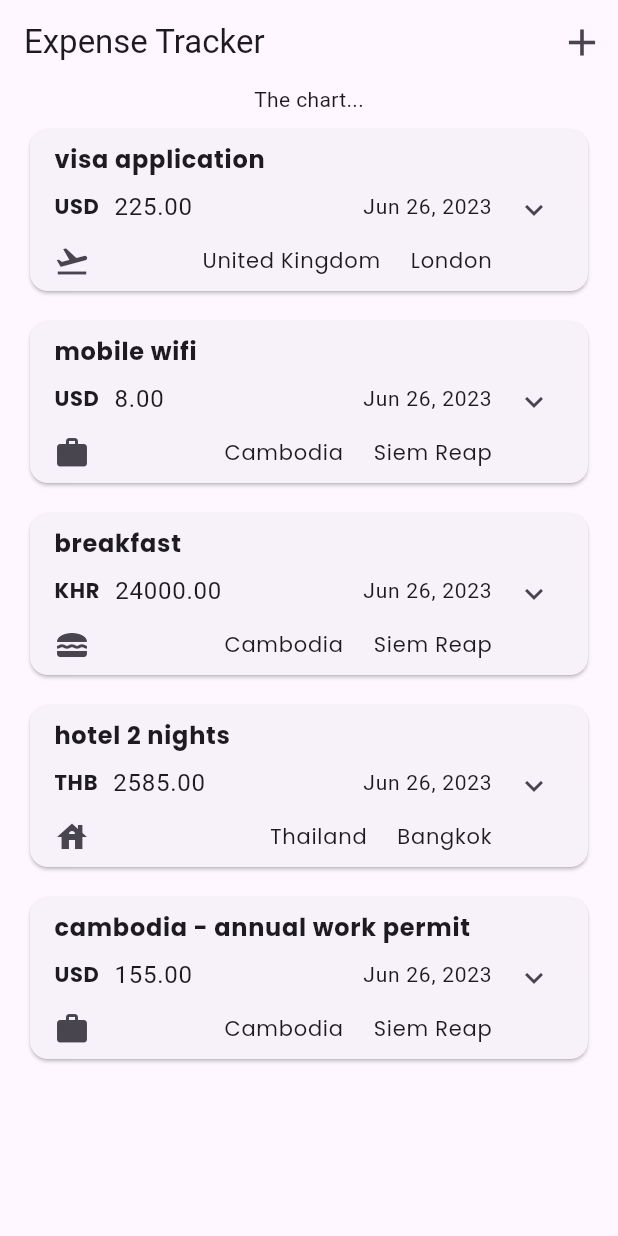
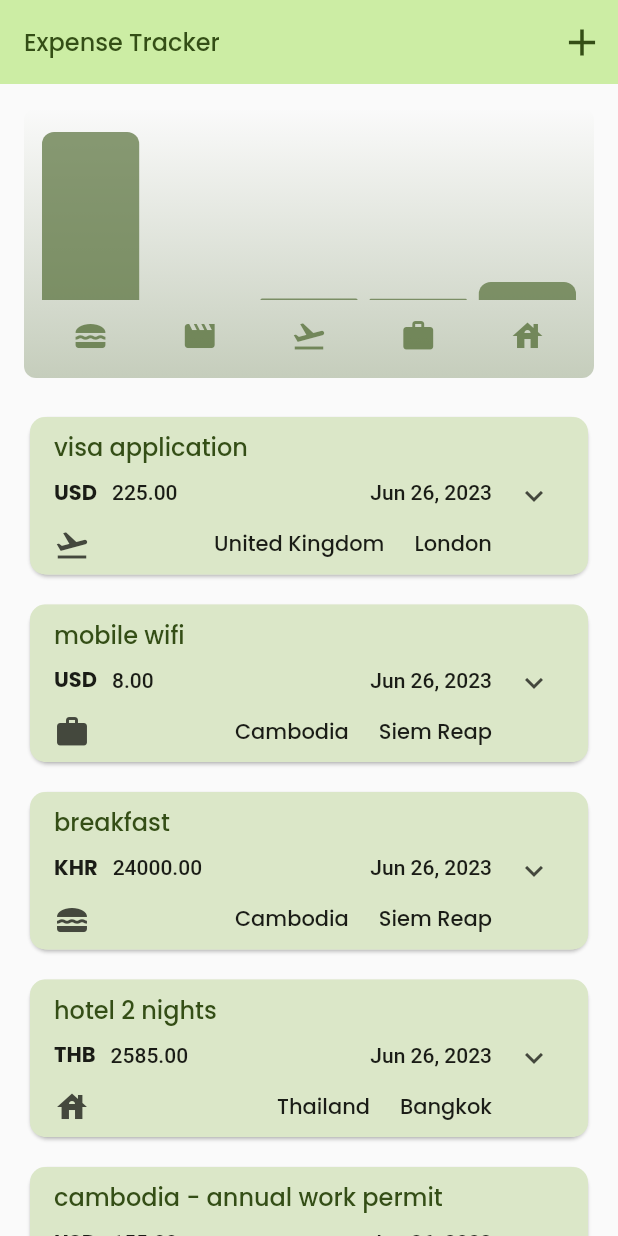
Before and after one commit to carlstep/expense_tracker_2, a Flutter app: the screen it shows after launch, on a phone screen of 412 x 824 dp. Run offline on Flutter 3.47's test engine with Material 2 defaults, Android fonts, the light colour scheme and no system bars; our stand-ins replace google_fonts.

Commit message:
created charts

```diff
--- a/lib/main.dart
+++ b/lib/main.dart
@@ -1,5 +1,15 @@
 import 'package:flutter/material.dart';
 import 'package:expense_tracker_2/widgets/expenses.dart';
+import 'package:google_fonts/google_fonts.dart';
+
+var kColorScheme = ColorScheme.fromSeed(
+  seedColor: const Color.fromARGB(199, 147, 191, 98),
+);
+
+var kDarkColorScheme = ColorScheme.fromSeed(
+  brightness: Brightness.dark,
+  seedColor: const Color.fromARGB(255, 8, 50, 9),
+);
 
 void main() {
   runApp(const MainApp());
@@ -11,7 +21,49 @@ class MainApp extends StatelessWidget {
   @override
   Widget build(BuildContext context) {
     return MaterialApp(
-      theme: ThemeData(useMaterial3: true),
+      darkTheme: ThemeData.dark().copyWith(
+        useMaterial3: true,
+        colorScheme: kDarkColorScheme,
+        cardTheme: const CardTheme().copyWith(
+          margin: const EdgeInsets.symmetric(horizontal: 6, vertical: 8),
+        ),
+        expansionTileTheme: const ExpansionTileThemeData().copyWith(
+          collapsedBackgroundColor: kDarkColorScheme.secondaryContainer,
+          backgroundColor: kDarkColorScheme.primaryContainer,
+        ),
+        elevatedButtonTheme: ElevatedButtonThemeData(
+          style: ElevatedButton.styleFrom(
+            backgroundColor: kDarkColorScheme.primaryContainer,
+            foregroundColor: kDarkColorScheme.onPrimaryContainer,
+          ),
+        ),
+      ),
+      theme: ThemeData().copyWith(
+        useMaterial3: true,
+        colorScheme: kColorScheme,
+        appBarTheme: const AppBarTheme().copyWith(
+          backgroundColor: kColorScheme.primaryContainer,
+          foregroundColor: kColorScheme.onPrimaryContainer,
+        ),
+        cardTheme: const CardTheme().copyWith(
+          margin: const EdgeInsets.symmetric(horizontal: 6, vertical: 8),
+        ),
+        expansionTileTheme: const ExpansionTileThemeData().copyWith(
+          collapsedBackgroundColor: kColorScheme.secondaryContainer,
+          backgroundColor: kColorScheme.primaryContainer,
+        ),
+        elevatedButtonTheme: ElevatedButtonThemeData(
+          style: ElevatedButton.styleFrom(
+              backgroundColor: kColorScheme.primaryContainer),
+        ),
+        textTheme: ThemeData().textTheme.copyWith(
+              titleLarge: GoogleFonts.poppins(
+                fontSize: 16,
+                color: kColorScheme.onPrimaryContainer,
+              ),
+            ),
+      ),
+      themeMode: ThemeMode.system,
       home: const Expenses(),
     );
   }
--- a/lib/models/expense.dart
+++ b/lib/models/expense.dart
@@ -42,13 +42,13 @@ class Expense {
     required this.title,
     required this.date,
     required this.category,
-    required this.transactionCurrencyAmount,
+    required this.transactionAmount,
     required this.transactionCurrency,
-    required this.altOneCurrencyAmount,
+    required this.altOneAmount,
     required this.altOneCurrency,
     required this.transactionCountry,
     required this.transactionLocation,
-    required this.altTwoCurrencyAmount,
+    required this.altTwoAmount,
     required this.altTwoCurrency,
   }) : id = uuid.v4();
 
@@ -56,14 +56,13 @@ class Expense {
   final String title;
   final DateTime date;
   final Category category;
-  final double
-      transactionCurrencyAmount; // value before converting to home currency
+  final double transactionAmount; // value before converting to home currency
   final String transactionCurrency; // local or spend currency
-  final double altOneCurrencyAmount; // value after converting
+  final double altOneAmount; // value after converting
   final String altOneCurrency; // home currency
   final String transactionCountry; // country of the spend
   final String transactionLocation; // location of the spend
-  final double altTwoCurrencyAmount; // value after converting
+  final double altTwoAmount; // value after converting
   final String altTwoCurrency;
 
   String get formattedDate {
@@ -71,4 +70,29 @@ class Expense {
   }
 }
 
+class ExpenseBucket {
+  const ExpenseBucket({
+    required this.category,
+    required this.expenses,
+  });
+
+  ExpenseBucket.forCategory(List<Expense> allExpenses, this.category)
+      : expenses = allExpenses
+            .where((expense) => expense.category == category)
+            .toList();
+
+  final Category category;
+  final List<Expense> expenses;
+
+  double get totalExpenses {
+    double sum = 0;
+
+    for (final expense in expenses) {
+      sum += expense.transactionAmount;
+    }
+
+    return sum;
+  }
+}
+
 // Other fields - alternativeCurrency
--- /dev/null
+++ b/lib/widgets/chart/chart.dart
@@ -0,0 +1,96 @@
+import 'package:flutter/material.dart';
+
+import 'package:expense_tracker_2/models/expense.dart';
+import 'package:expense_tracker_2/widgets/chart/chart_bar.dart';
+
+class Chart extends StatelessWidget {
+  const Chart({super.key, required this.expenses});
+
+  final List<Expense> expenses;
+
+  List<ExpenseBucket> get buckets {
+    return [
+      ExpenseBucket.forCategory(expenses, Category.food),
+      ExpenseBucket.forCategory(expenses, Category.leisure),
+      ExpenseBucket.forCategory(expenses, Category.travel),
+      ExpenseBucket.forCategory(expenses, Category.work),
+      ExpenseBucket.forCategory(expenses, Category.accommodation),
+    ];
+  }
+
+  double get maxTotalExpense {
+    double maxTotalExpense = 0;
+
+    for (final bucket in buckets) {
+      if (bucket.totalExpenses > maxTotalExpense) {
+        maxTotalExpense = bucket.totalExpenses;
+      }
+    }
+
+    return maxTotalExpense;
+  }
+
+  @override
+  Widget build(BuildContext context) {
+    final isDarkMode =
+        MediaQuery.of(context).platformBrightness == Brightness.dark;
+    return Container(
+      margin: const EdgeInsets.all(16),
+      padding: const EdgeInsets.symmetric(
+        vertical: 16,
+        horizontal: 8,
+      ),
+      width: double.infinity,
+      height: 180,
+      decoration: BoxDecoration(
+        borderRadius: BorderRadius.circular(8),
+        gradient: LinearGradient(
+          colors: [
+            Theme.of(context).colorScheme.primary.withOpacity(0.3),
+            Theme.of(context).colorScheme.primary.withOpacity(0.0)
+          ],
+          begin: Alignment.bottomCenter,
+          end: Alignment.topCenter,
+        ),
+      ),
+      child: Column(
+        children: [
+          Expanded(
+            child: Row(
+              crossAxisAlignment: CrossAxisAlignment.end,
+              children: [
+                for (final bucket in buckets) // alternative to map()
+                  ChartBar(
+                    fill: bucket.totalExpenses == 0
+                        ? 0
+                        : bucket.totalExpenses / maxTotalExpense,
+                  )
+              ],
+            ),
+          ),
+          const SizedBox(height: 12),
+          Row(
+            children: buckets
+                .map(
+                  (bucket) => Expanded(
+                    child: Padding(
+                      padding: const EdgeInsets.symmetric(horizontal: 4),
+                      child: Icon(
+                        categoryItems[bucket.category],
+                        color: isDarkMode
+                            ? Theme.of(context).colorScheme.secondary
+                            : Theme.of(context)
+                                .colorScheme
+                                .primary
+                                .withOpacity(0.7),
+                      ),
+                    ),
+                  ),
+                )
+                .toList(),
+          )
+        ],
+      ),
+    );
+  }
+}
--- /dev/null
+++ b/lib/widgets/chart/chart_bar.dart
@@ -0,0 +1,35 @@
+import 'package:flutter/material.dart';
+
+class ChartBar extends StatelessWidget {
+  const ChartBar({
+    super.key,
+    required this.fill,
+  });
+
+  final double fill;
+
+  @override
+  Widget build(BuildContext context) {
+    final isDarkMode =
+        MediaQuery.of(context).platformBrightness == Brightness.dark;
+
+    return Expanded(
+      child: Padding(
+        padding: const EdgeInsets.symmetric(horizontal: 4),
+        child: FractionallySizedBox(
+          heightFactor: fill,
+          child: DecoratedBox(
+            decoration: BoxDecoration(
+              shape: BoxShape.rectangle,
+              borderRadius:
+                  const BorderRadius.vertical(top: Radius.circular(8)),
+              color: isDarkMode
+                  ? Theme.of(context).colorScheme.secondary
+                  : Theme.of(context).colorScheme.primary.withOpacity(0.65),
+            ),
+          ),
+        ),
+      ),
+    );
+  }
+}
--- a/lib/widgets/expenses.dart
+++ b/lib/widgets/expenses.dart
@@ -1,3 +1,4 @@
+import 'package:expense_tracker_2/widgets/chart/chart.dart';
 import 'package:expense_tracker_2/widgets/expenses_list/expenses_list.dart';
 import 'package:expense_tracker_2/models/expense.dart';
 import 'package:expense_tracker_2/widgets/new_expense.dart';
@@ -16,66 +17,66 @@ class _ExpensesState extends State<Expenses> {
       title: 'visa application',
       date: DateTime.now(),
       category: Category.travel,
-      transactionCurrencyAmount: 225.00,
+      transactionAmount: 225.00,
       transactionCurrency: 'USD',
-      altOneCurrencyAmount: 180.40,
+      altOneAmount: 180.40,
       altOneCurrency: 'GBP',
       transactionCountry: 'United Kingdom',
       transactionLocation: 'London',
       altTwoCurrency: 'EUR',
-      altTwoCurrencyAmount: 00.1,
+      altTwoAmount: 00.1,
     ),
     Expense(
       title: 'mobile wifi',
       date: DateTime.now(),
       category: Category.work,
-      transactionCurrencyAmount: 8.00,
+      transactionAmount: 8.00,
       transactionCurrency: 'USD',
-      altOneCurrencyAmount: 6.41,
+      altOneAmount: 6.41,
       altOneCurrency: 'GBP',
       transactionCountry: 'Cambodia',
       transactionLocation: 'Siem Reap',
       altTwoCurrency: 'EUR',
-      altTwoCurrencyAmount: 00.1,
+      altTwoAmount: 00.1,
     ),
     Expense(
       title: 'breakfast',
       date: DateTime.now(),
       category: Category.food,
-      transactionCurrencyAmount: 24000,
+      transactionAmount: 24000,
       transactionCurrency: 'KHR',
-      altOneCurrencyAmount: 4.68,
+      altOneAmount: 4.68,
       altOneCurrency: 'GBP',
       transactionCountry: 'Cambodia',
       transactionLocation: 'Siem Reap',
       altTwoCurrency: 'EUR',
-      altTwoCurrencyAmount: 00.1,
+      altTwoAmount: 00.1,
     ),
     Expense(
       title: 'hotel 2 nights',
       date: DateTime.now(),
       category: Category.accommodation,
-      transactionCurrencyAmount: 2585.00,
+      transactionAmount: 2585.00,
       transactionCurrency: 'THB',
-      altOneCurrencyAmount: 76,
+      altOneAmount: 76,
       altOneCurrency: 'USD',
       transactionCountry: 'Thailand',
       transactionLocation: 'Bangkok',
       altTwoCurrency: 'EUR',
-      altTwoCurrencyAmount: 00.1,
+      altTwoAmount: 00.1,
     ),
     Expense(
       title: 'cambodia - annual work permit',
       date: DateTime.now(),
       category: Category.work,
-      transactionCurrencyAmount: 155.00,
+      transactionAmount: 155.00,
       transactionCurrency: 'USD',
-      altOneCurrencyAmount: 620000,
+      altOneAmount: 620000,
       altOneCurrency: 'KHR',
       transactionCountry: 'Cambodia',
       transactionLocation: 'Siem Reap',
       altTwoCurrency: 'EUR',
-      altTwoCurrencyAmount: 00.1,
+      altTwoAmount: 00.1,
     ),
   ];
 
@@ -117,8 +118,10 @@ class _ExpensesState extends State<Expenses> {
 
   @override
   Widget build(BuildContext context) {
-    Widget mainContent = const Center(
-      child: Text('No expenses found. Start adding some!'),
+    Widget mainContent = const SingleChildScrollView(
+      child: Center(
+        child: Text('No expenses found. Start adding some!'),
+      ),
     );
 
     if (_registeredExpenses.isNotEmpty) {
@@ -144,7 +147,7 @@ class _ExpensesState extends State<Expenses> {
       body: Column(
         mainAxisAlignment: MainAxisAlignment.center,
         children: [
-          const Text('The chart...'),
+          Chart(expenses: _registeredExpenses),
           Expanded(
             child: mainContent,
           ),
--- a/lib/widgets/expenses_list/expense_item.dart
+++ b/lib/widgets/expenses_list/expense_item.dart
@@ -1,4 +1,5 @@
 // ignore_for_file: public_member_api_docs, sort_constructors_first
+import 'package:expense_tracker_2/main.dart';
 import 'package:flutter/material.dart';
 
 import 'package:expense_tracker_2/models/expense.dart';
@@ -17,7 +18,7 @@ class ExpenseItem extends StatelessWidget {
     return Card(
       margin: const EdgeInsets.symmetric(horizontal: 20, vertical: 10),
       child: ExpansionTile(
-        childrenPadding: const EdgeInsets.all(20),
+        childrenPadding: const EdgeInsets.all(25),
         shape: const RoundedRectangleBorder(
           borderRadius: BorderRadius.all(
             Radius.circular(10),
@@ -25,10 +26,10 @@ class ExpenseItem extends StatelessWidget {
         ),
         collapsedShape: const RoundedRectangleBorder(
           borderRadius: BorderRadius.all(
-            Radius.circular(20),
+            Radius.circular(10),
           ),
         ),
-        backgroundColor: const Color.fromARGB(96, 169, 195, 139),
+        // backgroundColor: kColorScheme.primaryContainer,
         title: Column(
           crossAxisAlignment: CrossAxisAlignment.start,
           children: [
@@ -36,10 +37,7 @@ class ExpenseItem extends StatelessWidget {
               children: [
                 Text(
                   expense.title,
-                  style: GoogleFonts.poppins(
-                    fontSize: 16,
-                    fontWeight: FontWeight.bold,
-                  ),
+                  style: Theme.of(context).textTheme.titleLarge,
                 ),
               ],
             ),
@@ -58,7 +56,7 @@ class ExpenseItem extends StatelessWidget {
                 const SizedBox(
                   width: 10,
                 ),
-                Text(expense.transactionCurrencyAmount.toStringAsFixed(2)),
+                Text(expense.transactionAmount.toStringAsFixed(2)),
                 const Spacer(),
                 Text(
                   expense.formattedDate,
@@ -101,7 +99,7 @@ class ExpenseItem extends StatelessWidget {
                 crossAxisAlignment: CrossAxisAlignment.start,
                 children: [
                   Text(expense.altOneCurrency),
-                  Text(expense.altOneCurrencyAmount.toStringAsFixed(2)),
+                  Text(expense.altOneAmount.toStringAsFixed(2)),
                 ],
               ),
               const SizedBox(
@@ -111,7 +109,7 @@ class ExpenseItem extends StatelessWidget {
                 crossAxisAlignment: CrossAxisAlignment.start,
                 children: [
                   Text(expense.altTwoCurrency),
-                  Text(expense.altTwoCurrencyAmount.toStringAsFixed(2)),
+                  Text(expense.altTwoAmount.toStringAsFixed(2)),
                 ],
               ),
               const Spacer(),
--- a/lib/widgets/expenses_list/expenses_list.dart
+++ b/lib/widgets/expenses_list/expenses_list.dart
@@ -22,6 +22,11 @@ class ExpensesList extends StatelessWidget {
         key: ValueKey(
           expenses[index],
         ),
+        background: Container(
+          color: Theme.of(context).colorScheme.error,
+          margin: EdgeInsets.symmetric(
+              horizontal: Theme.of(context).cardTheme.margin!.horizontal),
+        ),
         onDismissed: (direction) {
           onRemoveExpense(expenses[index]);
         },
--- a/lib/widgets/new_expense.dart
+++ b/lib/widgets/new_expense.dart
@@ -66,13 +66,13 @@ class _NewExpenseState extends State<NewExpense> {
         title: _titleController.text,
         date: _selectedDate!,
         category: _selectedCategory,
-        transactionCurrencyAmount: enteredSpendAmount,
+        transactionAmount: enteredSpendAmount,
         transactionCurrency: 'ISO',
-        altOneCurrencyAmount: 00.1,
+        altOneAmount: 00.1,
         altOneCurrency: 'ISO',
         transactionCountry: _selectedSpendCountry.name,
         transactionLocation: 'transactionLocation',
-        altTwoCurrencyAmount: 00.2,
+        altTwoAmount: 00.2,
         altTwoCurrency: 'ISO',
       ),
     );
```
